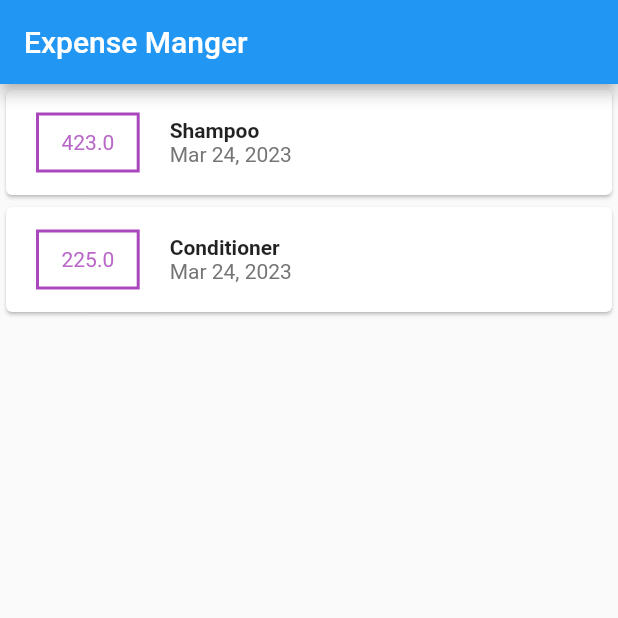
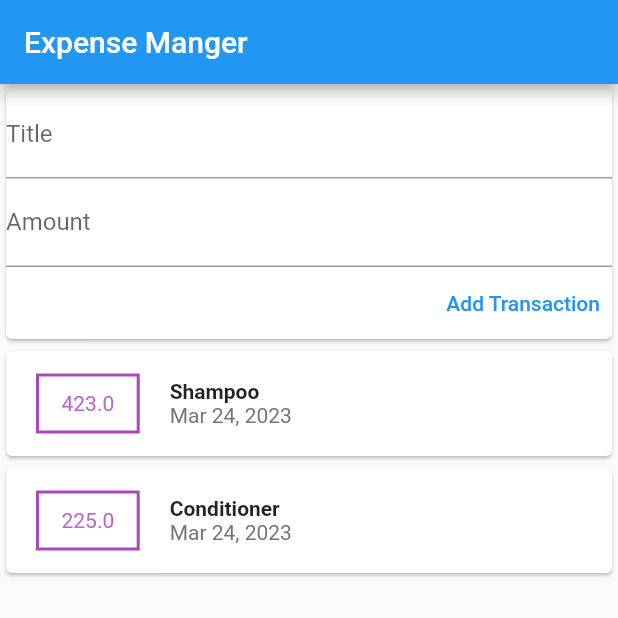
Before and after one commit to abhi-5829/Expense_Manager, a Flutter app: the screen it shows after launch, on a phone screen of 412 x 824 dp, the top half of it. Run offline on Flutter 3.47's test engine with Material 2 defaults, Android fonts, the light colour scheme and no system bars.

Commit message:
after spliting the app

```diff
--- a/lib/main.dart
+++ b/lib/main.dart
@@ -1,6 +1,8 @@
-import './transactions.dart';
+
 import 'package:flutter/material.dart';
-import 'package:intl/intl.dart';
+
+import './widgets/usertransaction.dart';
+
 void main() => runApp(MyApp());
 
 class MyApp extends StatelessWidget {
@@ -15,60 +17,17 @@ class MyApp extends StatelessWidget {
 
 class MyHomePage extends StatelessWidget {
   @override
-  final List<Transactions> transactions = [
-    Transactions(
-        id: 'A212', title: 'Shampoo', amount: 423, ptime: DateTime.now()),
-    Transactions(
-        id: 'A213', title: 'Conditioner', amount: 225, ptime: DateTime.now()),
-  ];
-
   Widget build(BuildContext context) {
     return Scaffold(
       appBar: AppBar(
         title: Text('Expense Manger'),
       ),
       body: Column(
-       // mainAxisAlignment: MainAxisAlignment.spaceAround,
+        // mainAxisAlignment: MainAxisAlignment.spaceAround,
+        crossAxisAlignment: CrossAxisAlignment.end,
         children: <Widget>[
           Container(),
-          Column(
-
-            children: transactions.map((tx) {
-              return Card(
-                  child: Row(
-                children: [
-                  Container(
-                    margin: EdgeInsets.symmetric(vertical: 15, horizontal: 20),
-                    child: Text(
-                      "${tx.amount}",
-                      style: TextStyle(color: Colors.purple.shade300),
-                    ),
-                    padding: EdgeInsets.symmetric(horizontal: 15,vertical: 10),
-                    decoration: BoxDecoration(
-
-                      border: Border.all(
-                        color: Colors.purple.shade400,
-                        width: 2,
-                      ),
-                    ),
-                  ),
-                  Column(
-                    crossAxisAlignment: CrossAxisAlignment.start,
-                    children: [
-                      Text(
-                        tx.title,
-                        style: TextStyle(fontWeight: FontWeight.bold),
-                      ),
-                      Text(
-                        DateFormat.yMMMd().format(tx.ptime),
-                        style: TextStyle(color: Colors.grey.shade600),
-                      ),
-                    ],
-                  ),
-                ],
-              ));
-            }).toList(),
-          ),
+          UserTransaction(),
         ],
       ),
     );
--- a/lib/transactions.dart
+++ /dev/null
@@ -1,13 +0,0 @@
-class Transactions {
-  String id;
-  String title;
-  double amount;
-  DateTime ptime;
-
-  Transactions({
-    required this.id,
-    required this.title,
-    required this.amount,
-    required this.ptime,
-  });
-}
```
